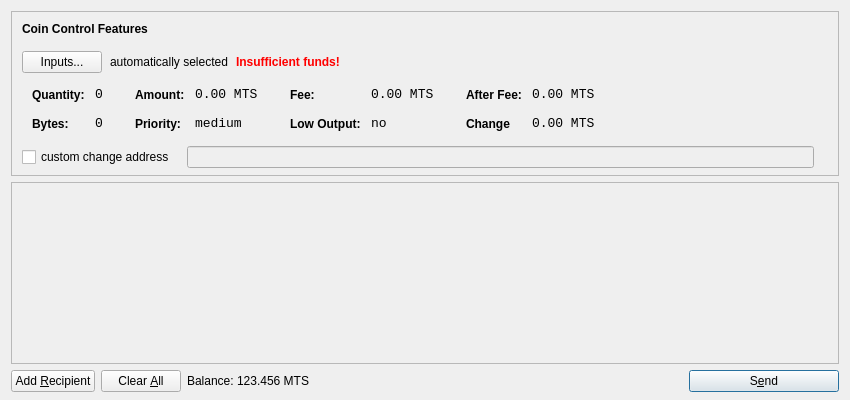
Qt form src/qt/forms/sendcoinsdialog.ui (Mantis-Dev/Mantis) before a commit.
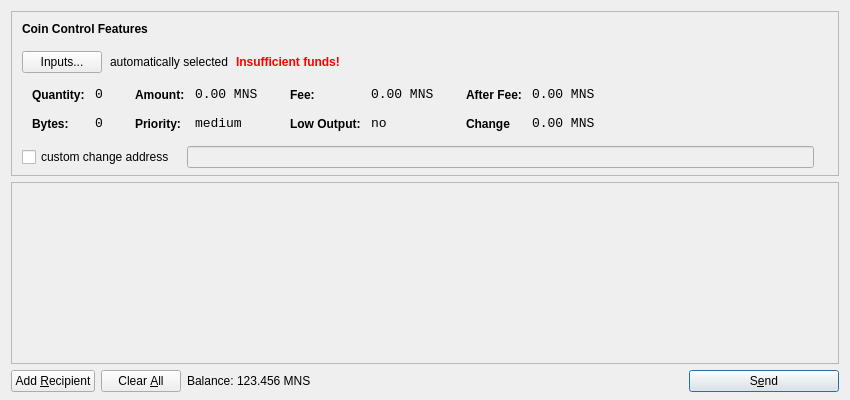
The same form after that commit. Icons and pictures are not drawn.

Patch:
```diff
--- a/src/qt/forms/sendcoinsdialog.ui
+++ b/src/qt/forms/sendcoinsdialog.ui
@@ -330,7 +330,7 @@
                   <enum>Qt::ActionsContextMenu</enum>
                  </property>
                  <property name="text">
-                  <string>0.00 MTS</string>
+                  <string>0.00 MNS</string>
                  </property>
                  <property name="textInteractionFlags">
                   <set>Qt::LinksAccessibleByMouse|Qt::TextSelectableByKeyboard|Qt::TextSelectableByMouse</set>
@@ -416,7 +416,7 @@
                   <enum>Qt::ActionsContextMenu</enum>
                  </property>
                  <property name="text">
-                  <string>0.00 MTS</string>
+                  <string>0.00 MNS</string>
                  </property>
                  <property name="textInteractionFlags">
                   <set>Qt::LinksAccessibleByMouse|Qt::TextSelectableByKeyboard|Qt::TextSelectableByMouse</set>
@@ -502,7 +502,7 @@
                   <enum>Qt::ActionsContextMenu</enum>
                  </property>
                  <property name="text">
-                  <string>0.00 MTS</string>
+                  <string>0.00 MNS</string>
                  </property>
                  <property name="textInteractionFlags">
                   <set>Qt::LinksAccessibleByMouse|Qt::TextSelectableByKeyboard|Qt::TextSelectableByMouse</set>
@@ -534,7 +534,7 @@
                   <enum>Qt::ActionsContextMenu</enum>
                  </property>
                  <property name="text">
-                  <string>0.00 MTS</string>
+                  <string>0.00 MNS</string>
                  </property>
                  <property name="textInteractionFlags">
                   <set>Qt::LinksAccessibleByMouse|Qt::TextSelectableByKeyboard|Qt::TextSelectableByMouse</set>
@@ -750,7 +750,7 @@
           <cursorShape>IBeamCursor</cursorShape>
          </property>
          <property name="text">
-          <string>123.456 MTS</string>
+          <string>123.456 MNS</string>
          </property>
          <property name="textInteractionFlags">
           <set>Qt::LinksAccessibleByMouse|Qt::TextSelectableByKeyboard|Qt::TextSelectableByMouse</set>
```
